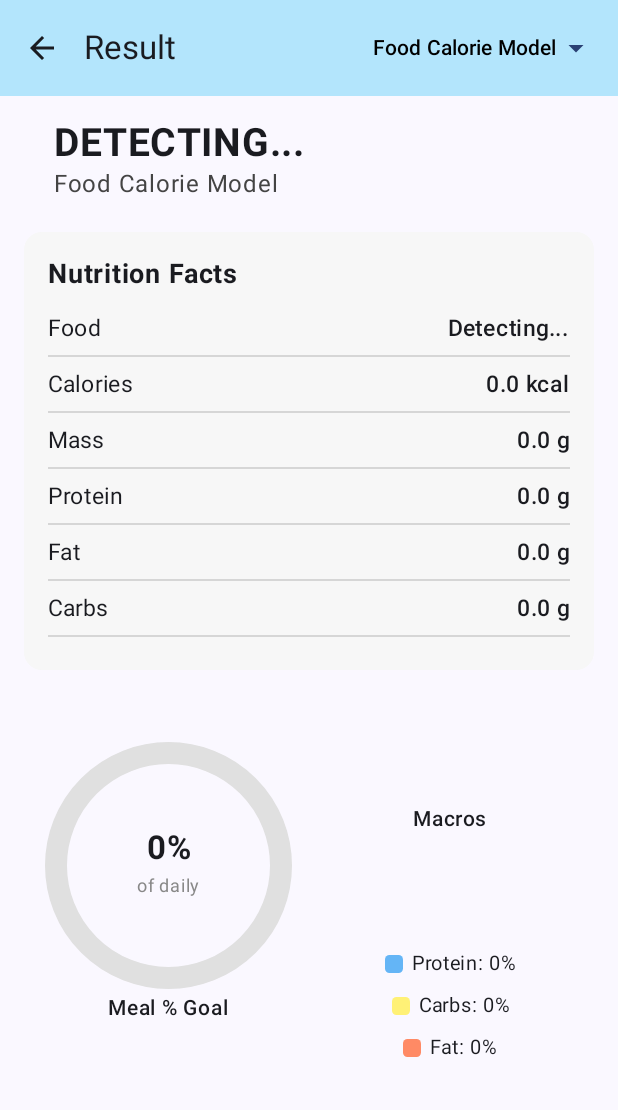
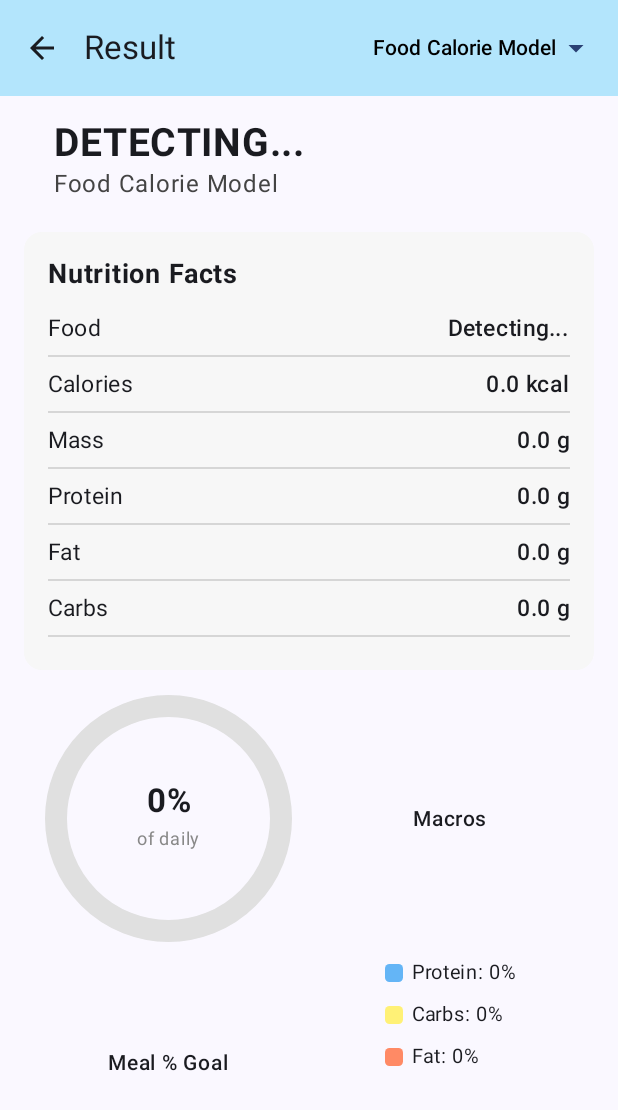
Before and after one commit to MileHuang/CS407GroupProject, an Android app built with Jetpack Compose: the composable ResultScreen called with empty values, on a phone screen of 412 x 824 dp. Shown: the top 1110 px of the screen. Run offline under Robolectric (Android 15) with nearby library versions, the phone set to English and light mode, and no system bars; pictures from the network do not load; 4 statements that could not run were skipped.

Commit message:
Fix Graph height bug and loading icon bug

```diff
--- a/app/src/main/java/com/cs407/myapplication/ui/Calendar.kt
+++ b/app/src/main/java/com/cs407/myapplication/ui/Calendar.kt
@@ -177,7 +177,12 @@ fun CalendarScreen(
             }
 
             if (generating) {
-                CircularProgressIndicator()
+                Box(
+                    modifier = Modifier.fillMaxWidth(),
+                    contentAlignment = Alignment.Center
+                ) {
+                    CircularProgressIndicator()
+                }
                 Spacer(Modifier.height(12.dp))
             }
 
--- a/app/src/main/java/com/cs407/myapplication/ui/Result.kt
+++ b/app/src/main/java/com/cs407/myapplication/ui/Result.kt
@@ -204,20 +204,31 @@ fun ResultScreen(
                 verticalAlignment = Alignment.CenterVertically
             ) {
 
+                Box(
+                    modifier = Modifier
+                        .height(250.dp),     // 给两个图相同高度
+                    contentAlignment = Alignment.Center
+                ) {
                     MealPercentDonut(
                         mealCalories = calories,
                         dailyGoal = recommended
                     )
+                }
 
                 Spacer(modifier = Modifier.width(12.dp))
 
+                Box(
+                    modifier = Modifier
+                        .height(250.dp),     // 同样高度
+                    contentAlignment = Alignment.Center
+                ) {
                     MacroDonut(
                         protein = protein,
                         fat = fat,
                         carbs = carbs
                     )
                 }
-
+            }
         }
     }
 }
@@ -302,12 +313,14 @@ fun MealPercentDonut(
     mealCalories: Double,
     dailyGoal: Double
 ) {
-    val percent = (mealCalories / dailyGoal)
-        .coerceIn(0.0, 1.0)
-
+    val percent = (mealCalories / dailyGoal).coerceIn(0.0, 1.0)
     val sweepAngle = (percent * 360f).toFloat()
 
-    Column(horizontalAlignment = Alignment.CenterHorizontally) {
+    Column(
+        modifier = Modifier.height(250.dp),   // 🔥 强制相同高度
+        horizontalAlignment = Alignment.CenterHorizontally,
+        verticalArrangement = Arrangement.SpaceBetween  // 🔥 上下平分对齐
+    ) {
 
         Box(contentAlignment = Alignment.Center) {
             Canvas(modifier = Modifier.size(150.dp)) {
@@ -318,9 +331,8 @@ fun MealPercentDonut(
                     useCenter = false,
                     style = Stroke(width = 22f)
                 )
-
                 drawArc(
-                    color = Color(0xFF4FC3F7), // 蓝色更清爽
+                    color = Color(0xFF4FC3F7),
                     startAngle = -90f,
                     sweepAngle = sweepAngle,
                     useCenter = false,
@@ -338,10 +350,10 @@ fun MealPercentDonut(
             }
         }
 
-        Spacer(modifier = Modifier.height(8.dp))
         Text("Meal % Goal", fontSize = 14.sp, fontWeight = FontWeight.SemiBold)
     }
 }
+
 @Composable
 fun MacroDonut(
     protein: Double,
@@ -351,7 +363,6 @@ fun MacroDonut(
     val proteinKcal = protein * 4
     val fatKcal = fat * 9
     val carbKcal = carbs * 4
-
     val total = (proteinKcal + fatKcal + carbKcal).takeIf { it > 0 } ?: 1.0
 
     val segments = listOf(
@@ -360,16 +371,17 @@ fun MacroDonut(
         Triple("Fat",     fatKcal,     Color(0xFFFF8A65))
     )
 
-    Column(horizontalAlignment = Alignment.CenterHorizontally) {
+    Column(
+        modifier = Modifier.height(250.dp),   // 🔥 一样高度
+        horizontalAlignment = Alignment.CenterHorizontally,
+        verticalArrangement = Arrangement.SpaceBetween  // 🔥 自动上下均分，看起来等高
+    ) {
 
         Box(contentAlignment = Alignment.Center) {
             Canvas(modifier = Modifier.size(150.dp)) {
-
                 var startAngle = -90f
-
                 segments.forEach { (_, value, color) ->
                     val sweep = (value / total * 360f).toFloat()
-
                     drawArc(
                         color = color,
                         startAngle = startAngle,
@@ -377,26 +389,17 @@ fun MacroDonut(
                         useCenter = false,
                         style = Stroke(width = 22f)
                     )
-
                     startAngle += sweep
                 }
             }
 
-            Text(
-                "Macros",
-                fontSize = 14.sp,
-                fontWeight = FontWeight.SemiBold
-            )
+            Text("Macros", fontSize = 14.sp, fontWeight = FontWeight.SemiBold)
         }
 
-        Spacer(modifier = Modifier.height(10.dp))
-
-        // ---------- LEGENDS ----------
+        Column(horizontalAlignment = Alignment.Start) {
             segments.forEach { (label, value, color) ->
                 val percent = value / total * 100
-            Row(
-                verticalAlignment = Alignment.CenterVertically
-            ) {
+                Row(verticalAlignment = Alignment.CenterVertically) {
                     Box(
                         modifier = Modifier
                             .size(12.dp)
@@ -410,3 +413,4 @@ fun MacroDonut(
             }
         }
     }
+}
```
Lines whose indentation alone changed are shown as unchanged.
